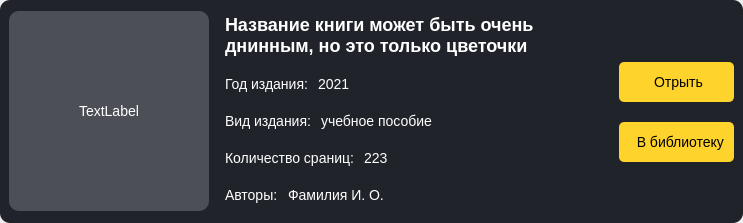
Qt form Design/qt_ui/book_card.ui (PereverzevIvan/Online_library_for_Polytech) before a commit.
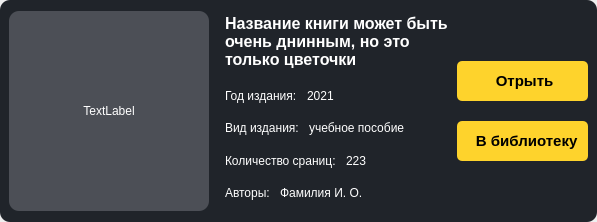
The same form after that commit. Icons and pictures are not drawn.

The edit to the form file:
```diff
--- a/Design/qt_ui/book_card.ui
+++ b/Design/qt_ui/book_card.ui
@@ -6,14 +6,14 @@
    <rect>
     <x>0</x>
     <y>0</y>
-    <width>743</width>
-    <height>223</height>
+    <width>597</width>
+    <height>222</height>
    </rect>
   </property>
   <property name="minimumSize">
    <size>
-    <width>743</width>
-    <height>223</height>
+    <width>0</width>
+    <height>0</height>
    </size>
   </property>
   <property name="maximumSize">
@@ -30,7 +30,7 @@
 * {
 	margin: 0;
 	padding: 0;
-	font-size: 14px;
+	font-size: 12px;
 	outline: none;
 }
 
@@ -56,7 +56,7 @@
 }
 
 #heading_label {
-	font-size: 18px;
+	font-size: 16px;
 	font-weight: 500;
 }
 
@@ -67,6 +67,8 @@
 	padding: 0 10px 0 10px;
 	height: 40px;
 	color: black;
+	font-size: 15px;
+	font-weight: 500;
 }
 
 QPushButton:pressed {
@@ -188,7 +190,7 @@
           <number>0</number>
          </property>
          <property name="bottomMargin">
-          <number>0</number>
+          <number>5</number>
          </property>
          <item>
           <widget class="QFrame" name="frame_5">
@@ -214,10 +216,10 @@
             <property name="bottomMargin">
              <number>10</number>
             </property>
-            <item>
+            <item alignment="Qt::AlignTop">
              <widget class="QLabel" name="heading_label">
               <property name="sizePolicy">
-               <sizepolicy hsizetype="Expanding" vsizetype="Fixed">
+               <sizepolicy hsizetype="Expanding" vsizetype="Expanding">
                 <horstretch>0</horstretch>
                 <verstretch>0</verstretch>
                </sizepolicy>
```
